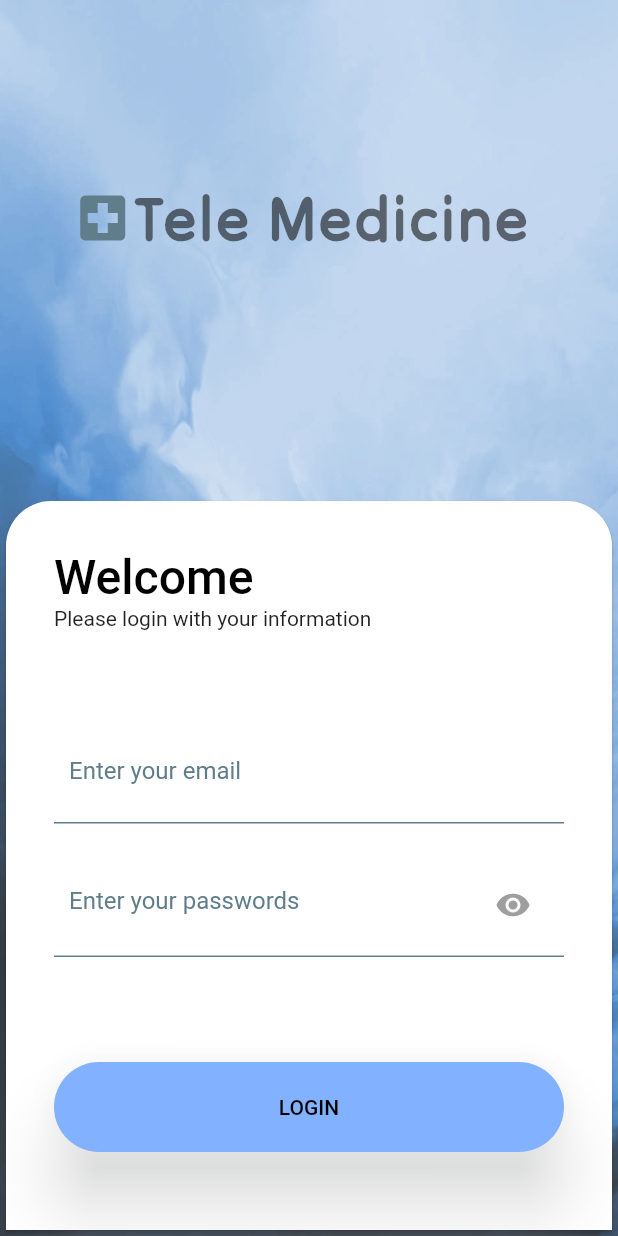
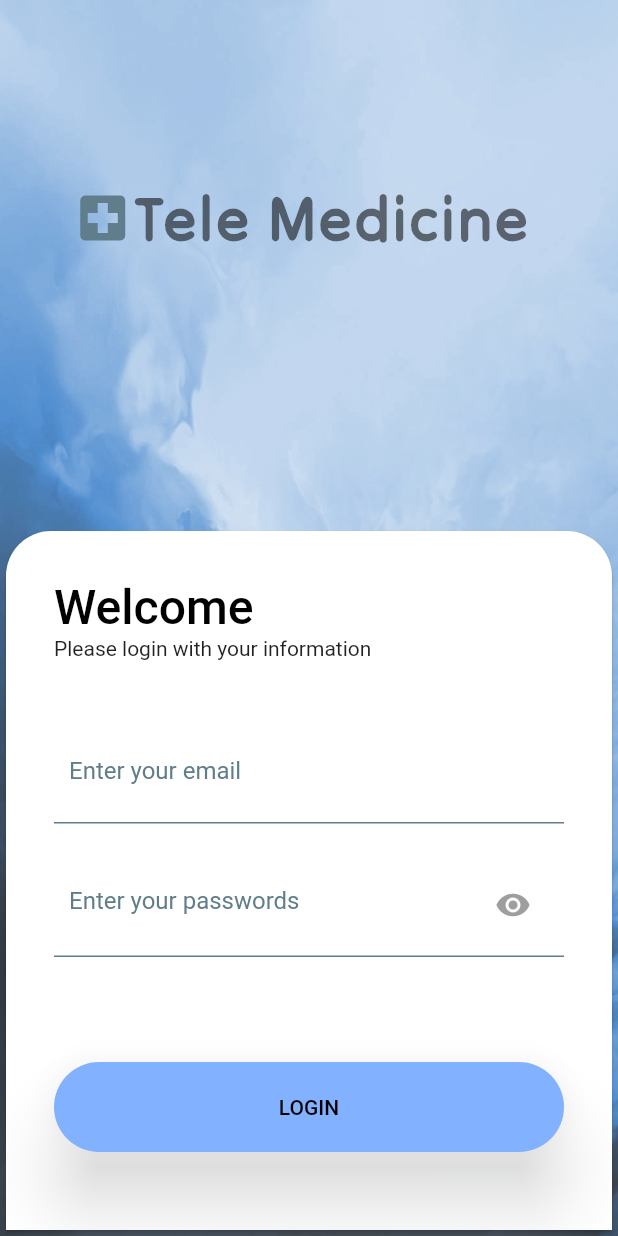
Before and after one commit to MelvinITOI/Tele_medicine, a Flutter app: the screen it shows after launch, on a phone screen of 412 x 824 dp. Run offline on Flutter 3.47's test engine with Material 2 defaults, Android fonts, the phone set to English and light mode, and no system bars; our stand-ins replace flutter_easyloading.

Commit message:
change some design changes in login screen

```diff
--- a/lib/screens/login_screen.dart
+++ b/lib/screens/login_screen.dart
@@ -121,7 +121,7 @@ class _LoginPageState extends State<LoginScreen> {
                   fontWeight: FontWeight.w500),
             ),
             const Text("Please login with your information"),
-            const SizedBox(height: 60),
+            const SizedBox(height: 40),
             Container(
               padding: const EdgeInsets.all(10),
               decoration: const BoxDecoration(
@@ -182,7 +182,7 @@ class _LoginPageState extends State<LoginScreen> {
             ),
             const SizedBox(height: 70),
             // _buildRememberForgot(),
-            const SizedBox(height: 0),
+            // const SizedBox(height: 0),
             ElevatedButton(
               onPressed: () {
                 if (_formKey.currentState!.validate()) {
--- a/lib/widgets/components/appbar.dart
+++ b/lib/widgets/components/appbar.dart
@@ -15,6 +15,7 @@ class AppBarWidget extends StatelessWidget implements PreferredSizeWidget {
     String selectedTitle = titles.isNotEmpty ? titles[0] : '';
     return AppBar(
       elevation: 0,
+      automaticallyImplyLeading: false,
       title: Column(
         crossAxisAlignment: CrossAxisAlignment.start,
         children:  [
```
Also changed, not shown: 2 other files.
